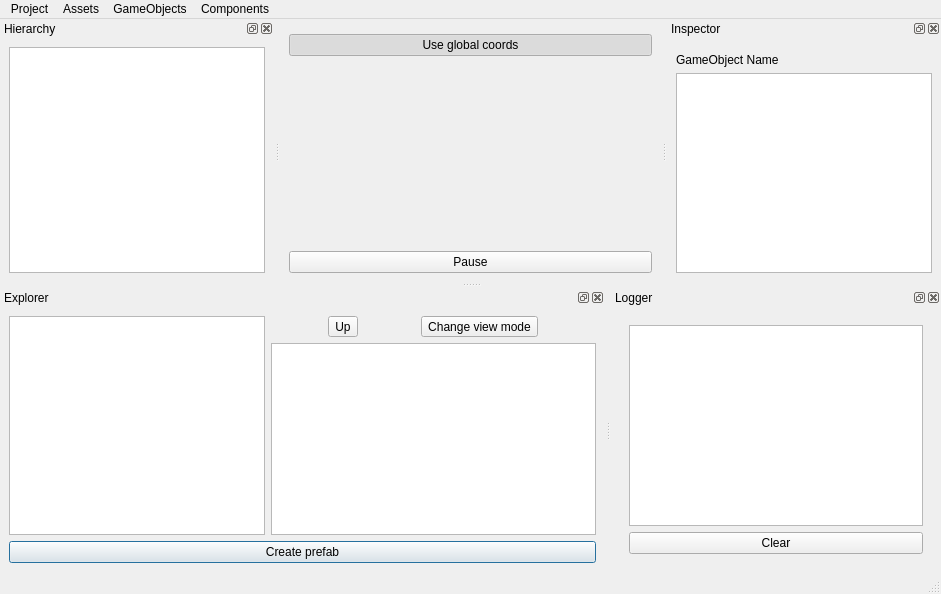
The window that res/WindowMain.ui (Bang3DEngine/OldBang) describes before a commit, drawn with Qt 5.
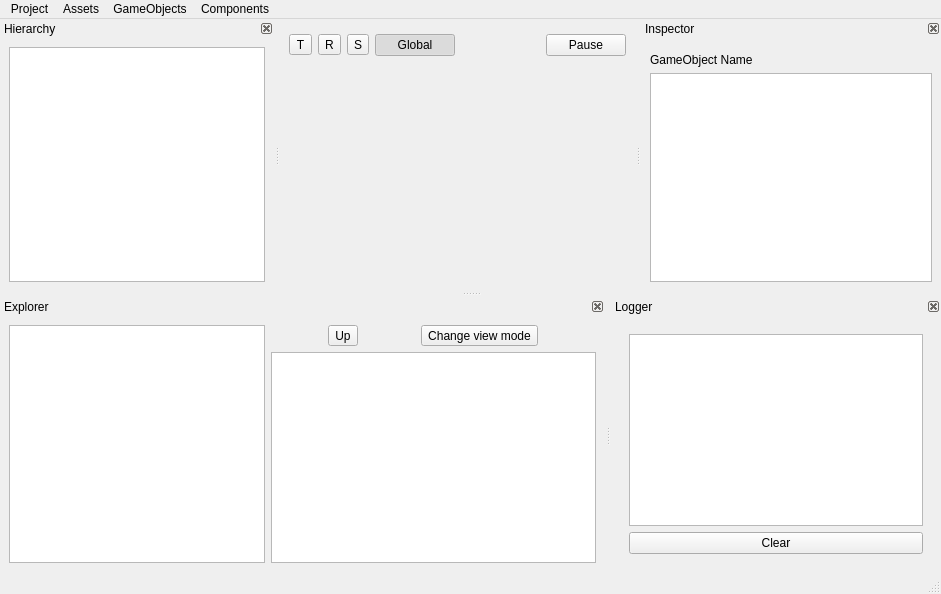
The same window after the commit. Icons and pictures are not drawn. Custom widgets are drawn as their Qt base class.

Patch:
```diff
--- a/res/WindowMain.ui
+++ b/res/WindowMain.ui
@@ -31,10 +31,31 @@
       </item>
       <item>
        <layout class="QHBoxLayout" name="horizontalLayout">
+        <item>
+         <widget class="QToolButton" name="buttonTranslateMode">
+          <property name="text">
+           <string>T</string>
+          </property>
+         </widget>
+        </item>
+        <item>
+         <widget class="QToolButton" name="buttonRotateMode">
+          <property name="text">
+           <string>R</string>
+          </property>
+         </widget>
+        </item>
+        <item>
+         <widget class="QToolButton" name="buttonScaleMode">
+          <property name="text">
+           <string>S</string>
+          </property>
+         </widget>
+        </item>
         <item>
          <widget class="QPushButton" name="buttonGlobalCoords">
           <property name="text">
-           <string>Use global coords</string>
+           <string>Global</string>
           </property>
           <property name="checkable">
            <bool>true</bool>
@@ -47,6 +68,33 @@
           </property>
          </widget>
         </item>
+        <item>
+         <spacer name="horizontalSpacer">
+          <property name="orientation">
+           <enum>Qt::Horizontal</enum>
+          </property>
+          <property name="sizeHint" stdset="0">
+           <size>
+            <width>40</width>
+            <height>20</height>
+           </size>
+          </property>
+         </spacer>
+        </item>
+        <item>
+         <widget class="QPushButton" name="buttonPauseResume">
+          <property name="text">
+           <string>Pause</string>
+          </property>
+          <property name="icon">
+           <iconset theme="pause">
+            <normaloff>../../.designer/backup</normaloff>../../.designer/backup</iconset>
+          </property>
+          <property name="flat">
+           <bool>false</bool>
+          </property>
+         </widget>
+        </item>
        </layout>
       </item>
       <item>
@@ -70,20 +118,6 @@
       </item>
      </layout>
     </item>
-    <item>
-     <widget class="QPushButton" name="buttonPauseResume">
-      <property name="text">
-       <string>Pause</string>
-      </property>
-      <property name="icon">
-       <iconset theme="pause">
-        <normaloff>../../.designer/backup</normaloff>../../.designer/backup</iconset>
-      </property>
-      <property name="flat">
-       <bool>false</bool>
-      </property>
-     </widget>
-    </item>
    </layout>
    <zorder></zorder>
    <zorder>buttonPauseResume</zorder>
@@ -160,7 +194,7 @@
   <widget class="QStatusBar" name="statusbar"/>
   <widget class="QDockWidget" name="dockHierarchy">
    <property name="features">
-    <set>QDockWidget::AllDockWidgetFeatures</set>
+    <set>QDockWidget::DockWidgetClosable|QDockWidget::DockWidgetMovable</set>
    </property>
    <property name="allowedAreas">
     <set>Qt::AllDockWidgetAreas</set>
@@ -241,11 +275,23 @@
    </widget>
   </widget>
   <widget class="QDockWidget" name="dockInspector">
+   <property name="sizePolicy">
+    <sizepolicy hsizetype="MinimumExpanding" vsizetype="Preferred">
+     <horstretch>0</horstretch>
+     <verstretch>0</verstretch>
+    </sizepolicy>
+   </property>
+   <property name="minimumSize">
+    <size>
+     <width>300</width>
+     <height>162</height>
+    </size>
+   </property>
    <property name="floating">
     <bool>false</bool>
    </property>
    <property name="features">
-    <set>QDockWidget::AllDockWidgetFeatures</set>
+    <set>QDockWidget::DockWidgetClosable|QDockWidget::DockWidgetMovable</set>
    </property>
    <property name="allowedAreas">
     <set>Qt::AllDockWidgetAreas</set>
@@ -281,9 +327,30 @@
        </item>
        <item>
         <widget class="Inspector" name="widgetInspector">
+         <property name="sizePolicy">
+          <sizepolicy hsizetype="Expanding" vsizetype="Expanding">
+           <horstretch>0</horstretch>
+           <verstretch>0</verstretch>
+          </sizepolicy>
+         </property>
+         <property name="minimumSize">
+          <size>
+           <width>0</width>
+           <height>0</height>
+          </size>
+         </property>
          <property name="contextMenuPolicy">
           <enum>Qt::CustomContextMenu</enum>
          </property>
+         <property name="lineWidth">
+          <number>4</number>
+         </property>
+         <property name="midLineWidth">
+          <number>4</number>
+         </property>
+         <property name="horizontalScrollBarPolicy">
+          <enum>Qt::ScrollBarAlwaysOff</enum>
+         </property>
          <property name="autoScroll">
           <bool>false</bool>
          </property>
@@ -329,7 +396,7 @@
     </size>
    </property>
    <property name="features">
-    <set>QDockWidget::AllDockWidgetFeatures</set>
+    <set>QDockWidget::DockWidgetClosable|QDockWidget::DockWidgetMovable</set>
    </property>
    <property name="windowTitle">
     <string>Explorer</string>
@@ -338,7 +405,7 @@
     <number>8</number>
    </attribute>
    <widget class="QWidget" name="dockWidgetContents_5">
-    <layout class="QVBoxLayout" name="verticalLayout_10" stretch="1,0">
+    <layout class="QVBoxLayout" name="verticalLayout_10" stretch="1">
      <item>
       <layout class="QHBoxLayout" name="horizontalLayout_3" stretch="0,5">
        <item>
@@ -427,26 +494,13 @@
        </item>
       </layout>
      </item>
-     <item>
-      <widget class="QPushButton" name="buttonCreatePrefab">
-       <property name="sizePolicy">
-        <sizepolicy hsizetype="Preferred" vsizetype="Preferred">
-         <horstretch>0</horstretch>
-         <verstretch>0</verstretch>
-        </sizepolicy>
-       </property>
-       <property name="text">
-        <string>Create prefab</string>
-       </property>
-       <property name="default">
-        <bool>true</bool>
-       </property>
-      </widget>
-     </item>
     </layout>
    </widget>
   </widget>
   <widget class="QDockWidget" name="dockLogger">
+   <property name="features">
+    <set>QDockWidget::DockWidgetClosable|QDockWidget::DockWidgetMovable</set>
+   </property>
    <property name="windowTitle">
     <string>Logger</string>
    </property>
```
Left out of the diff: 17 changed lines with no effect on the pictures.
